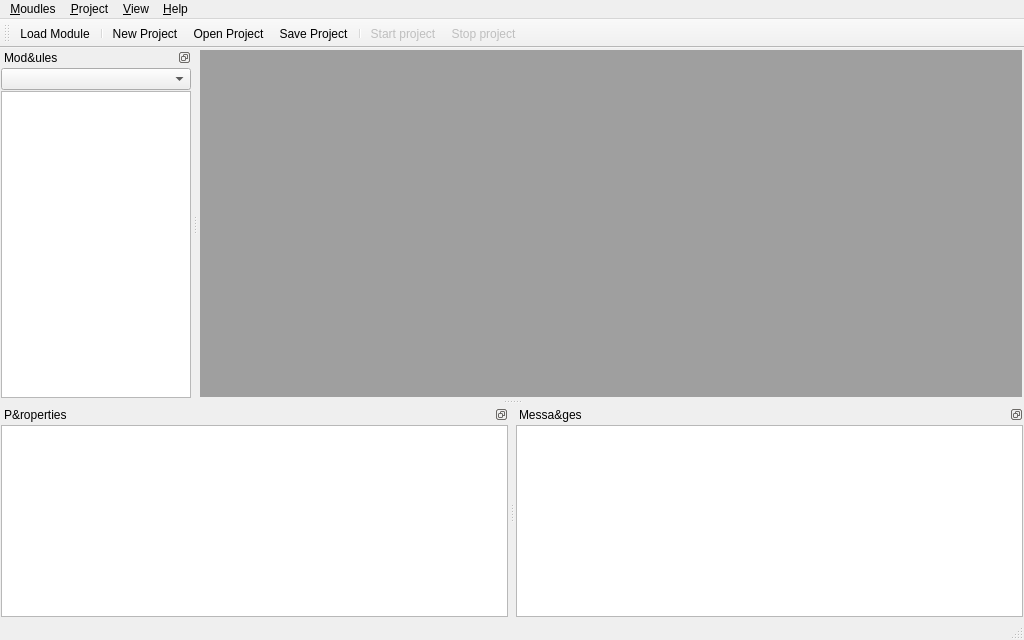
Above: taskbusplatform/gui/taskbusplatformfrm.ui from b-xiang/taskBus before the change. Below: the same form after it.
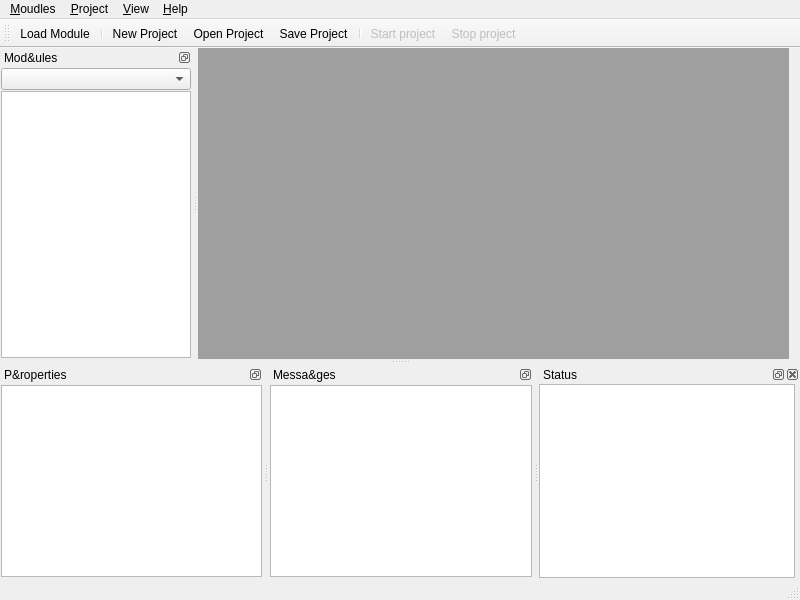
That is the form after the change. Icons and pictures are not drawn. Custom widgets are drawn as their Qt base class.

What changed in the file:
```diff
--- a/taskbusplatform/gui/taskbusplatformfrm.ui
+++ b/taskbusplatform/gui/taskbusplatformfrm.ui
@@ -6,8 +6,8 @@
    <rect>
     <x>0</x>
     <y>0</y>
-    <width>1024</width>
-    <height>640</height>
+    <width>800</width>
+    <height>600</height>
    </rect>
   </property>
   <property name="windowTitle">
@@ -28,22 +28,25 @@
   <widget class="QWidget" name="centralWidget">
    <layout class="QVBoxLayout" name="verticalLayout_2">
     <property name="spacing">
-     <number>2</number>
+     <number>0</number>
     </property>
     <property name="leftMargin">
-     <number>2</number>
+     <number>0</number>
     </property>
     <property name="topMargin">
-     <number>2</number>
-    </property>
-    <property name="rightMargin">
-     <number>2</number>
+     <number>0</number>
     </property>
     <property name="bottomMargin">
-     <number>2</number>
+     <number>0</number>
     </property>
     <item>
      <widget class="QMdiArea" name="mdiArea">
+      <property name="sizePolicy">
+       <sizepolicy hsizetype="Expanding" vsizetype="Expanding">
+        <horstretch>0</horstretch>
+        <verstretch>0</verstretch>
+       </sizepolicy>
+      </property>
       <property name="activationOrder">
        <enum>QMdiArea::StackingOrder</enum>
       </property>
@@ -68,8 +71,8 @@
     <rect>
      <x>0</x>
      <y>0</y>
-     <width>1024</width>
-     <height>22</height>
+     <width>800</width>
+     <height>21</height>
     </rect>
    </property>
    <widget class="QMenu" name="menu_Application">
@@ -218,6 +221,18 @@
    </widget>
   </widget>
   <widget class="QDockWidget" name="dockWidget_props">
+   <property name="sizePolicy">
+    <sizepolicy hsizetype="Expanding" vsizetype="Preferred">
+     <horstretch>0</horstretch>
+     <verstretch>0</verstretch>
+    </sizepolicy>
+   </property>
+   <property name="minimumSize">
+    <size>
+     <width>58</width>
+     <height>75</height>
+    </size>
+   </property>
    <property name="features">
     <set>QDockWidget::DockWidgetFloatable|QDockWidget::DockWidgetMovable</set>
    </property>
@@ -246,6 +261,12 @@
      </property>
      <item>
       <widget class="QTreeView" name="treeView_props">
+       <property name="sizePolicy">
+        <sizepolicy hsizetype="Preferred" vsizetype="Preferred">
+         <horstretch>0</horstretch>
+         <verstretch>0</verstretch>
+        </sizepolicy>
+       </property>
        <property name="font">
         <font>
          <pointsize>9</pointsize>
@@ -269,6 +290,12 @@
    </widget>
   </widget>
   <widget class="QDockWidget" name="dockWidget_message">
+   <property name="minimumSize">
+    <size>
+     <width>58</width>
+     <height>75</height>
+    </size>
+   </property>
    <property name="floating">
     <bool>false</bool>
    </property>
@@ -299,7 +326,88 @@
       <number>1</number>
      </property>
      <item>
-      <widget class="QListView" name="listView_messages"/>
+      <widget class="QListView" name="listView_messages">
+       <property name="sizePolicy">
+        <sizepolicy hsizetype="Preferred" vsizetype="Preferred">
+         <horstretch>0</horstretch>
+         <verstretch>0</verstretch>
+        </sizepolicy>
+       </property>
+      </widget>
+     </item>
+    </layout>
+   </widget>
+  </widget>
+  <widget class="QDockWidget" name="dockWidget_watch">
+   <property name="minimumSize">
+    <size>
+     <width>66</width>
+     <height>73</height>
+    </size>
+   </property>
+   <property name="windowTitle">
+    <string>Status</string>
+   </property>
+   <attribute name="dockWidgetArea">
+    <number>8</number>
+   </attribute>
+   <widget class="QWidget" name="dockWidgetContents_4">
+    <layout class="QHBoxLayout" name="horizontalLayout_3">
+     <property name="spacing">
+      <number>0</number>
+     </property>
+     <property name="leftMargin">
+      <number>0</number>
+     </property>
+     <property name="topMargin">
+      <number>0</number>
+     </property>
+     <property name="rightMargin">
+      <number>0</number>
+     </property>
+     <property name="bottomMargin">
+      <number>0</number>
+     </property>
+     <item>
+      <widget class="QTableView" name="tableView_memstatus">
+       <property name="sizePolicy">
+        <sizepolicy hsizetype="Preferred" vsizetype="Preferred">
+         <horstretch>0</horstretch>
+         <verstretch>0</verstretch>
+        </sizepolicy>
+       </property>
+       <property name="maximumSize">
+        <size>
+         <width>384</width>
+         <height>16777215</height>
+        </size>
+       </property>
+       <property name="alternatingRowColors">
+        <bool>true</bool>
+       </property>
+       <property name="selectionMode">
+        <enum>QAbstractItemView::NoSelection</enum>
+       </property>
+       <property name="selectionBehavior">
+        <enum>QAbstractItemView::SelectRows</enum>
+       </property>
+       <attribute name="horizontalHeaderDefaultSectionSize">
+        <number>128</number>
+       </attribute>
+       <attribute name="horizontalHeaderMinimumSectionSize">
+        <number>44</number>
+       </attribute>
+      </widget>
+     </item>
+     <item>
+      <widget class="QtCharts::QChartView" name="widget_memchart" native="true">
+       <property name="sizePolicy">
+        <sizepolicy hsizetype="Preferred" vsizetype="Preferred">
+         <horstretch>0</horstretch>
+         <verstretch>0</verstretch>
+        </sizepolicy>
+       </property>
+      </widget>
      </item>
     </layout>
    </widget>
@@ -446,6 +554,14 @@
   <zorder>dockWidget_message</zorder>
  </widget>
  <layoutdefault spacing="6" margin="11"/>
+ <customwidgets>
+  <customwidget>
+   <class>QtCharts::QChartView</class>
+   <extends>QWidget</extends>
+   <header>QChartView</header>
+   <container>1</container>
+  </customwidget>
+ </customwidgets>
  <resources>
   <include location="../taskbusplatform.qrc"/>
  </resources>
```
Left out of the diff: 3 changed lines with no effect on the pictures.
